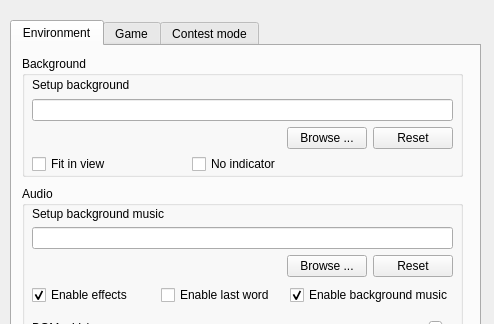
Mogara/QSanguosha, file src/dialog/configdialog.ui: the form before one commit; both pictures show x 0 to 494 and y 0 to 324 of the 494 by 534 pixel window.
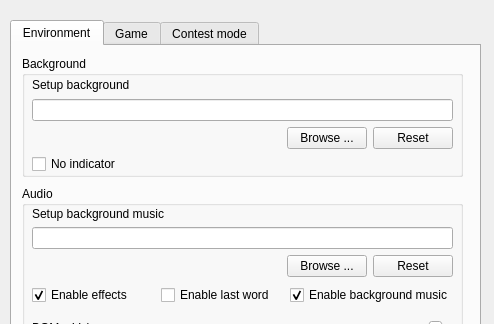
The form after the commit.

Commit message: Remove the settings of 'Fit in View'

Diff of the .ui file:
```diff
--- a/src/dialog/configdialog.ui
+++ b/src/dialog/configdialog.ui
@@ -290,23 +290,10 @@
        </item>
       </layout>
      </widget>
-     <widget class="QCheckBox" name="fitInViewCheckBox">
-      <property name="geometry">
-       <rect>
-        <x>10</x>
-        <y>100</y>
-        <width>151</width>
-        <height>16</height>
-       </rect>
-      </property>
-      <property name="text">
-       <string>Fit in view</string>
-      </property>
-     </widget>
      <widget class="QCheckBox" name="noIndicatorCheckBox">
       <property name="geometry">
        <rect>
-        <x>170</x>
+        <x>10</x>
         <y>100</y>
         <width>95</width>
         <height>16</height>
```
